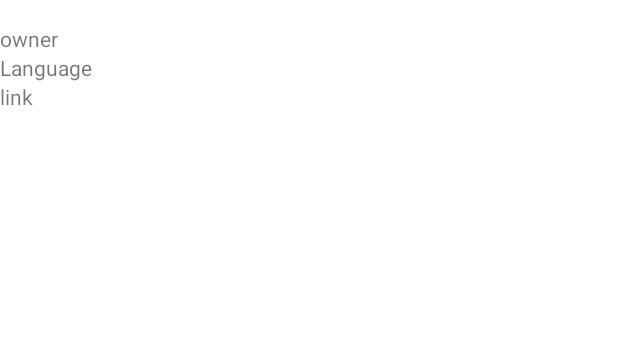
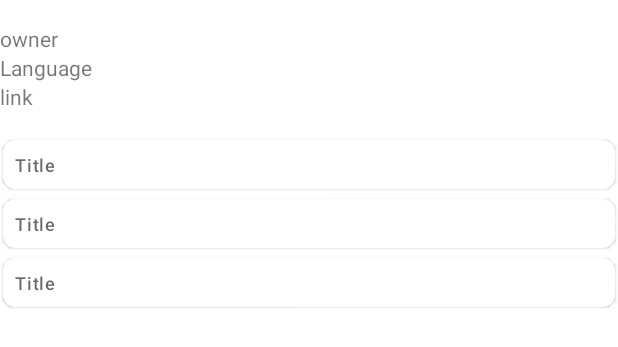
Before and after one commit to simona114/GitRepos, an Android app: the layout fragment_repository_details.xml on its own in the app's theme, with its tools: preview values and no code run, on a phone screen of 412 x 824 dp. Shown: the top 347 px of the screen. Run offline under Robolectric (Android 15) with nearby library versions, the phone set to English and light mode, and no system bars.

Commit message:
Display repository commit messages in a list

```diff
--- a/app/src/main/java/com/example/gitreposF101321/repos/view/overview/RepositoriesFragment.kt
+++ b/app/src/main/java/com/example/gitreposF101321/repos/view/overview/RepositoriesFragment.kt
@@ -14,10 +14,10 @@ import com.example.gitreposF101321.repos.viewmodel.RepositoriesViewModel
 import org.koin.androidx.viewmodel.ext.android.sharedViewModel
 
 class RepositoriesFragment : Fragment(), IRepositoryClickListener {
+
     private lateinit var binding: FragmentRepositoriesBinding
+    private val reposViewModel by sharedViewModel<RepositoriesViewModel>()
     private var repoAdapter: RepositoryAdapter? = null
-
-    private val reposViewModel by sharedViewModel<RepositoriesViewModel>()
 
     override fun onCreateView(
         inflater: LayoutInflater, container: ViewGroup?,
--- a/app/src/main/java/com/example/gitreposF101321/repos/viewmodel/RepositoriesViewModel.kt
+++ b/app/src/main/java/com/example/gitreposF101321/repos/viewmodel/RepositoriesViewModel.kt
@@ -23,8 +23,7 @@ class RepositoriesViewModel(
 
     var liveDataSelectedRepo  = MutableLiveData<RepositoryModel>()
 
-    private var _liveDataCommits = MutableLiveData<List<CommitModel>>()
-    val liveDataCommits: LiveData<List<CommitModel>> = _liveDataCommits
+    var liveDataCommits = MutableLiveData<List<CommitModel>>()
 
     fun requestReposWhenOnline() {
         viewModelScope.launch {
@@ -56,7 +55,7 @@ class RepositoriesViewModel(
                 val result = commitHolders.map { it.commit }
                 result.map { commitRemoteModel -> commitRemoteModel.toCommitModel() }
                     .let { commitModelsList ->
-                        _liveDataCommits.postValue(commitModelsList)
+                        liveDataCommits.postValue(commitModelsList)
                     }
 
 
--- a/app/src/main/res/layout/fragment_repository_details.xml
+++ b/app/src/main/res/layout/fragment_repository_details.xml
@@ -34,4 +34,15 @@
         app:layout_constraintStart_toStartOf="parent"
         app:layout_constraintTop_toBottomOf="@id/tvRepoLanguage" />
 
+    <androidx.recyclerview.widget.RecyclerView
+        android:layout_marginTop="16dp"
+        tools:listitem="@layout/item_commit"
+        android:id="@+id/rvRepositories"
+        android:layout_width="match_parent"
+        android:layout_height="0dp"
+        app:layout_constraintStart_toStartOf="parent"
+        app:layout_constraintEnd_toEndOf="parent"
+        app:layout_constraintTop_toBottomOf="@id/tvRepoLink"
+        app:layout_constraintBottom_toBottomOf="parent"/>
+
 </androidx.constraintlayout.widget.ConstraintLayout>
--- /dev/null
+++ b/app/src/main/res/layout/item_commit.xml
@@ -0,0 +1,20 @@
+<?xml version="1.0" encoding="utf-8"?>
+<androidx.cardview.widget.CardView xmlns:android="http://schemas.android.com/apk/res/android"
+    xmlns:app="http://schemas.android.com/apk/res-auto"
+    xmlns:tools="http://schemas.android.com/tools"
+    android:layout_width="match_parent"
+    android:layout_height="wrap_content"
+    app:cardCornerRadius="8dp"
+    app:cardElevation="1dp"
+    app:cardPreventCornerOverlap="false"
+    app:cardUseCompatPadding="true">
+
+    <TextView
+        android:id="@+id/tvCommitMessage"
+        android:layout_width="match_parent"
+        android:layout_height="wrap_content"
+        android:padding="8dp"
+        android:textAppearance="@style/TextAppearance.Material3.LabelMedium"
+        tools:text="@string/repo_title" />
+
+</androidx.cardview.widget.CardView>
```
Also changed, not shown: app/src/main/java/com/example/gitreposF101321/repos/view/details/CommitAdapter.kt (added, +45 -0 lines), app/src/main/java/com/example/gitreposF101321/repos/view/details/RepositoryDetailsFragment.kt (+17 -4 lines).
